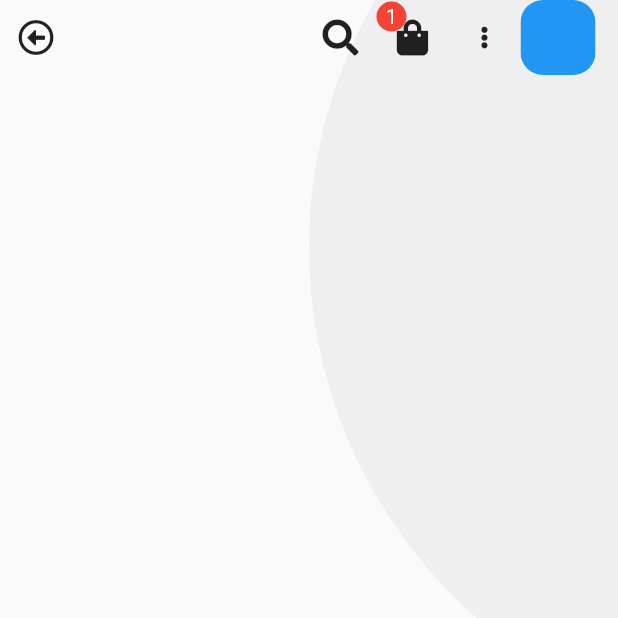
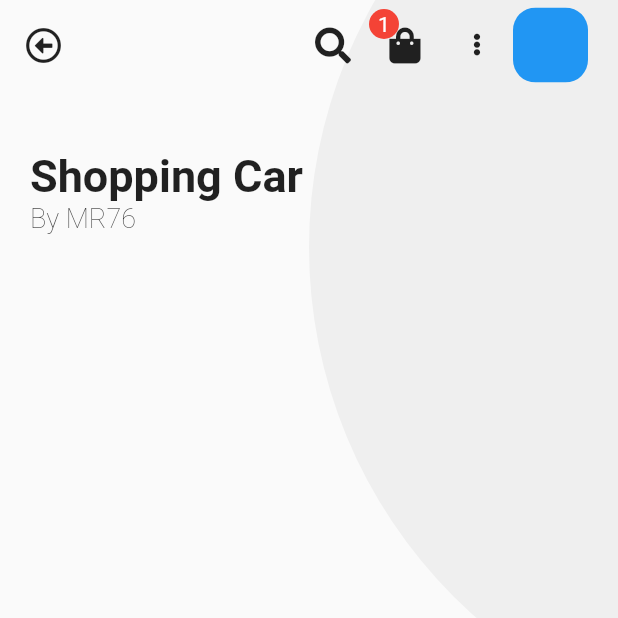
Before and after one commit to Hrunner31/shopping_cart, a Flutter app: the screen it shows after launch, on a phone screen of 412 x 824 dp, the top half of it. Run offline on Flutter 3.47's test engine with Material 2 defaults, Android fonts, the phone set to English and light mode, and no system bars; our stand-ins replace font_awesome_flutter.

```diff
--- a/lib/src/pages/home_page.dart
+++ b/lib/src/pages/home_page.dart
@@ -13,9 +13,12 @@ class HomePage extends StatelessWidget {
           FondoCircular(),
           SafeArea(
             child: SingleChildScrollView(
+              padding: EdgeInsets.all(5.0),
               child: Column(
+                crossAxisAlignment: CrossAxisAlignment.start,
                 children: <Widget>[
-                  CustomAppBar()
+                  CustomAppBar(),
+                  _Header()
                 ],
               ),
             ),
@@ -25,3 +28,20 @@ class HomePage extends StatelessWidget {
     );
   }
 }
+
+class _Header extends StatelessWidget {
+  @override
+  Widget build(BuildContext context) {
+    return Container(
+      padding: EdgeInsets.symmetric(horizontal: 15.0),
+      child: Column(
+        crossAxisAlignment: CrossAxisAlignment.start,
+        children: <Widget>[
+          SizedBox(height: 45.0),
+          Text('Shopping Car', style: TextStyle(fontWeight: FontWeight.bold, fontSize: 30.0)),
+          Text('By MR76', style: TextStyle(fontWeight: FontWeight.w100, fontSize: 18.0))
+        ],
+      ),
+    );
+  }
+}
```
